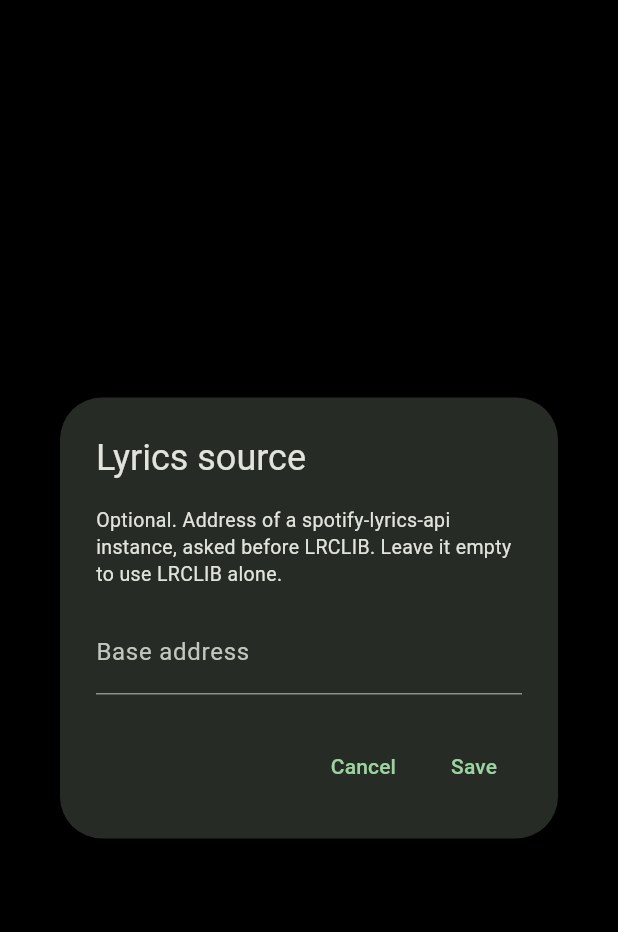
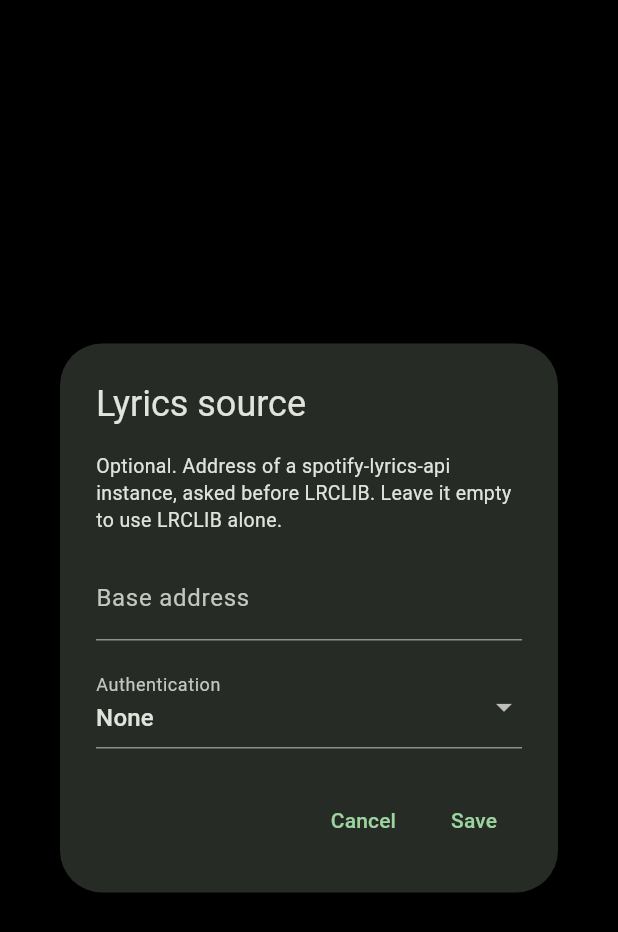
Before and after one commit to Ciucci01/car-lyrics, a Flutter app: the LyricsSourceDialog widget shown alone on an empty page, opened directly, on a phone screen of 412 x 824 dp. Shown: the top 932 px of the screen. Run offline on Flutter 3.47's test engine with Material 3 defaults, Android fonts, the phone set to English and light mode, and no system bars; our stand-ins replace clock, flutter_dotenv, flutter_secure_storage, marquee, scrollable_positioned_list, shared_preferences and 1 more; missing offline and left inert: flutter_web_auth_2; accounts and stored records are empty.

Commit message:
[feat] Autenticazione Bearer o Basic verso il proxy dei testi
Il dialogo Lyrics source permette di scegliere tra nessuna autenticazione,
token Bearer o utente e password, per usare un proxy messo dietro
l'auth_basic di nginx. Le credenziali stanno nel Keystore, non in
SharedPreferences, e salvare un indirizzo vuoto le cancella.

```diff
--- a/lib/main.dart
+++ b/lib/main.dart
@@ -91,6 +91,7 @@ class _CarPlayAppState extends State<CarPlayApp> {
         ChangeNotifierProvider(
           create: (_) => PlayerProvider(
             lyricsProxyBaseUrl: () => _settings.lyricsProxyUrl,
+            lyricsProxyAuthorization: () => _settings.lyricsProxyAuth.header,
           ),
         ),
       ],
--- /dev/null
+++ b/lib/models/proxy_auth.dart
@@ -0,0 +1,66 @@
+import 'dart:convert';
+
+enum ProxyAuthType {
+  none('None'),
+  bearer('Bearer token'),
+  basic('Username and password');
+
+  const ProxyAuthType(this.label);
+
+  /// Mostrata nel dialogo, quindi in inglese come il resto dell'interfaccia.
+  final String label;
+}
+
+/// Come presentarsi al proxy dei testi, per chi lo mette dietro un reverse
+/// proxy con autenticazione (per esempio l'auth_basic di nginx).
+class ProxyAuth {
+  const ProxyAuth.none()
+    : type = ProxyAuthType.none,
+      token = '',
+      username = '',
+      password = '';
+
+  const ProxyAuth.bearer(this.token)
+    : type = ProxyAuthType.bearer,
+      username = '',
+      password = '';
+
+  const ProxyAuth.basic(this.username, this.password)
+    : type = ProxyAuthType.basic,
+      token = '';
+
+  final ProxyAuthType type;
+  final String token;
+  final String username;
+  final String password;
+
+  /// Il valore dell'header `Authorization`, o `null` se non va mandato.
+  String? get header => switch (type) {
+    ProxyAuthType.none => null,
+    ProxyAuthType.bearer => 'Bearer $token',
+    ProxyAuthType.basic =>
+      'Basic ${base64Encode(utf8.encode('$username:$password'))}',
+  };
+
+  String toJson() => jsonEncode({
+    'type': type.name,
+    'token': token,
+    'username': username,
+    'password': password,
+  });
+
+  /// Un valore che non si riconosce vale come "nessuna autenticazione", la
+  /// stessa polarita' di `LyricsTextSize.fromName`.
+  static ProxyAuth fromJson(String? raw) {
+    if (raw == null) return const ProxyAuth.none();
+    final json = jsonDecode(raw) as Map<String, dynamic>;
+    return switch (json['type']) {
+      'bearer' => ProxyAuth.bearer(json['token'] as String? ?? ''),
+      'basic' => ProxyAuth.basic(
+        json['username'] as String? ?? '',
+        json['password'] as String? ?? '',
+      ),
+      _ => const ProxyAuth.none(),
+    };
+  }
+}
--- a/lib/providers/player_provider.dart
+++ b/lib/providers/player_provider.dart
@@ -76,6 +76,7 @@ class PlayerProvider with ChangeNotifier, WidgetsBindingObserver {
     SpotifyService? spotify,
     LyricsRepository? lyricsRepository,
     String Function()? lyricsProxyBaseUrl,
+    String? Function()? lyricsProxyAuthorization,
   }) {
     // Un solo client per tutta l'app: tre client sono tre pool di
     // connessioni separati per lo stesso identico traffico.
@@ -89,6 +90,7 @@ class PlayerProvider with ChangeNotifier, WidgetsBindingObserver {
       // impostazione, e puo' comparire mentre l'app e' gia' aperta.
       SpotifyProxyProvider(
         baseUrl: lyricsProxyBaseUrl ?? () => '',
+        authorization: lyricsProxyAuthorization,
         client: httpClient,
       ),
       LrclibProvider(client: httpClient),
--- a/lib/providers/settings_provider.dart
+++ b/lib/providers/settings_provider.dart
@@ -1,9 +1,11 @@
 import 'dart:async';
 
 import 'package:flutter/foundation.dart';
+import 'package:flutter_secure_storage/flutter_secure_storage.dart';
 import 'package:shared_preferences/shared_preferences.dart';
 
 import '../models/lyrics_text_size.dart';
+import '../models/proxy_auth.dart';
 import '../utils/app_log.dart';
 
 /// Le preferenze di resa, tenute fuori da `PlayerProvider`: li' dentro tutto
@@ -12,9 +14,15 @@ import '../utils/app_log.dart';
 class SettingsProvider with ChangeNotifier {
   static const _textSizeKey = 'lyrics_text_size';
   static const _proxyUrlKey = 'lyrics_proxy_url';
+  static const _proxyAuthKey = 'lyrics_proxy_auth';
+
+  /// Le credenziali del proxy sono un segreto e stanno nel Keystore come i
+  /// token Spotify, non in chiaro accanto all'indirizzo.
+  final FlutterSecureStorage _secure = const FlutterSecureStorage();
 
   LyricsTextSize _lyricsTextSize = LyricsTextSize.medium;
   String _lyricsProxyUrl = '';
+  ProxyAuth _lyricsProxyAuth = const ProxyAuth.none();
 
   /// Il ripristino parte non atteso, come in `PlayerProvider`: il costruttore
   /// deve restare sincrono per `ChangeNotifierProvider`. Fino a quel momento
@@ -40,6 +48,28 @@ class SettingsProvider with ChangeNotifier {
     _lyricsProxyUrl = pulito;
     notifyListeners();
     await _persist(_proxyUrlKey, pulito);
+  }
+
+  ProxyAuth get lyricsProxyAuth => _lyricsProxyAuth;
+
+  /// Come per le altre preferenze, un salvataggio fallito vale comunque per
+  /// questa sessione.
+  Future<void> setLyricsProxyAuth(ProxyAuth auth) async {
+    _lyricsProxyAuth = auth;
+    notifyListeners();
+    try {
+      if (auth.type == ProxyAuthType.none) {
+        await _secure.delete(key: _proxyAuthKey);
+      } else {
+        await _secure.write(key: _proxyAuthKey, value: auth.toJson());
+      }
+    } catch (error, stackTrace) {
+      logError(
+        'Salvataggio delle credenziali del proxy fallito',
+        error,
+        stackTrace,
+      );
+    }
   }
 
   Future<void> setLyricsTextSize(LyricsTextSize size) async {
@@ -68,13 +98,28 @@ class SettingsProvider with ChangeNotifier {
       final prefs = await SharedPreferences.getInstance();
       final size = LyricsTextSize.fromName(prefs.getString(_textSizeKey));
       final proxy = prefs.getString(_proxyUrlKey)?.trim() ?? '';
-      if (size == _lyricsTextSize && proxy == _lyricsProxyUrl) return;
-
-      _lyricsTextSize = size;
-      _lyricsProxyUrl = proxy;
-      notifyListeners();
+      if (size != _lyricsTextSize || proxy != _lyricsProxyUrl) {
+        _lyricsTextSize = size;
+        _lyricsProxyUrl = proxy;
+        notifyListeners();
+      }
     } catch (error, stackTrace) {
       logError('Lettura delle preferenze fallita', error, stackTrace);
     }
+
+    // In un try suo: un Keystore illeggibile non deve costare le preferenze
+    // in chiaro, e vale come "nessuna autenticazione".
+    try {
+      final raw = await _secure.read(key: _proxyAuthKey);
+      if (raw == null) return;
+      _lyricsProxyAuth = ProxyAuth.fromJson(raw);
+      notifyListeners();
+    } catch (error, stackTrace) {
+      logError(
+        'Lettura delle credenziali del proxy fallita',
+        error,
+        stackTrace,
+      );
+    }
   }
 }
--- a/lib/screens/lyrics_source_dialog.dart
+++ b/lib/screens/lyrics_source_dialog.dart
@@ -1,6 +1,7 @@
 import 'package:flutter/material.dart';
 import 'package:provider/provider.dart';
 
+import '../models/proxy_auth.dart';
 import '../providers/settings_provider.dart';
 
 /// Dove sta l'istanza di spotify-lyrics-api da provare prima di LRCLIB.
@@ -18,19 +19,31 @@ class LyricsSourceDialog extends StatefulWidget {
 
 class _LyricsSourceDialogState extends State<LyricsSourceDialog> {
   late final TextEditingController _controller;
+  late final TextEditingController _token;
+  late final TextEditingController _username;
+  late final TextEditingController _password;
+  late ProxyAuthType _authType;
   String? _error;
+  String? _authError;
 
   @override
   void initState() {
     super.initState();
-    _controller = TextEditingController(
-      text: context.read<SettingsProvider>().lyricsProxyUrl,
-    );
+    final settings = context.read<SettingsProvider>();
+    final auth = settings.lyricsProxyAuth;
+    _controller = TextEditingController(text: settings.lyricsProxyUrl);
+    _token = TextEditingController(text: auth.token);
+    _username = TextEditingController(text: auth.username);
+    _password = TextEditingController(text: auth.password);
+    _authType = auth.type;
   }
 
   @override
   void dispose() {
     _controller.dispose();
+    _token.dispose();
+    _username.dispose();
+    _password.dispose();
     super.dispose();
   }
 
@@ -50,24 +63,61 @@ class _LyricsSourceDialogState extends State<LyricsSourceDialog> {
     return null;
   }
 
+  /// Il nome utente di Basic non puo' contenere i due punti (RFC 7617): il
+  /// server lo leggerebbe come l'inizio della password.
+  String? _validateAuth() {
+    return switch (_authType) {
+      ProxyAuthType.none => null,
+      ProxyAuthType.bearer when _token.text.trim().isEmpty => 'Enter a token',
+      ProxyAuthType.basic when _username.text.isEmpty => 'Enter a username',
+      ProxyAuthType.basic when _username.text.contains(':') =>
+        'The username cannot contain ":"',
+      _ => null,
+    };
+  }
+
   Future<void> _save() async {
     final value = _controller.text.trim();
     final error = _validate(value);
-    if (error != null) {
-      setState(() => _error = error);
+    // Senza indirizzo le credenziali non servono a niente: si buttano invece
+    // di lasciarle nel Keystore.
+    final authError = value.isEmpty ? null : _validateAuth();
+    if (error != null || authError != null) {
+      setState(() {
+        _error = error;
+        _authError = authError;
+      });
       return;
     }
 
+    final auth = value.isEmpty
+        ? const ProxyAuth.none()
+        : switch (_authType) {
+            ProxyAuthType.none => const ProxyAuth.none(),
+            ProxyAuthType.bearer => ProxyAuth.bearer(_token.text.trim()),
+            ProxyAuthType.basic => ProxyAuth.basic(
+              _username.text,
+              _password.text,
+            ),
+          };
+
     final navigator = Navigator.of(context);
-    await context.read<SettingsProvider>().setLyricsProxyUrl(value);
+    final settings = context.read<SettingsProvider>();
+    await settings.setLyricsProxyAuth(auth);
+    await settings.setLyricsProxyUrl(value);
     navigator.pop();
+  }
+
+  void _clearAuthError(String _) {
+    if (_authError != null) setState(() => _authError = null);
   }
 
   @override
   Widget build(BuildContext context) {
     return AlertDialog(
       title: const Text('Lyrics source'),
-      content: Column(
+      content: SingleChildScrollView(
+        child: Column(
           mainAxisSize: MainAxisSize.min,
           crossAxisAlignment: CrossAxisAlignment.start,
           children: [
@@ -91,7 +141,49 @@ class _LyricsSourceDialogState extends State<LyricsSourceDialog> {
               },
               onSubmitted: (_) => _save(),
             ),
+            const SizedBox(height: 16),
+            DropdownButtonFormField<ProxyAuthType>(
+              initialValue: _authType,
+              decoration: const InputDecoration(labelText: 'Authentication'),
+              items: [
+                for (final type in ProxyAuthType.values)
+                  DropdownMenuItem(value: type, child: Text(type.label)),
               ],
+              onChanged: (type) => setState(() {
+                _authType = type!;
+                _authError = null;
+              }),
+            ),
+            if (_authType == ProxyAuthType.bearer)
+              TextField(
+                controller: _token,
+                autocorrect: false,
+                obscureText: true,
+                decoration: InputDecoration(
+                  labelText: 'Token',
+                  errorText: _authError,
+                ),
+                onChanged: _clearAuthError,
+              ),
+            if (_authType == ProxyAuthType.basic) ...[
+              TextField(
+                controller: _username,
+                autocorrect: false,
+                decoration: InputDecoration(
+                  labelText: 'Username',
+                  errorText: _authError,
+                ),
+                onChanged: _clearAuthError,
+              ),
+              TextField(
+                controller: _password,
+                autocorrect: false,
+                obscureText: true,
+                decoration: const InputDecoration(labelText: 'Password'),
+              ),
+            ],
+          ],
+        ),
       ),
       actions: [
         TextButton(
--- a/lib/services/lyrics/spotify_proxy_provider.dart
+++ b/lib/services/lyrics/spotify_proxy_provider.dart
@@ -16,10 +16,18 @@ class SpotifyProxyProvider implements LyricsProvider {
   /// l'indirizzo e' un'impostazione dell'app e puo' comparire, cambiare o
   /// sparire mentre l'app e' aperta.
   final String Function() baseUrl;
+
+  /// Valore dell'header `Authorization`, risolto anch'esso ad ogni richiesta;
+  /// `null` se il proxy non chiede autenticazione.
+  final String? Function() authorization;
   final http.Client _client;
 
-  SpotifyProxyProvider({required this.baseUrl, http.Client? client})
-    : _client = client ?? http.Client();
+  SpotifyProxyProvider({
+    required this.baseUrl,
+    String? Function()? authorization,
+    http.Client? client,
+  }) : authorization = authorization ?? (() => null),
+       _client = client ?? http.Client();
 
   @override
   String get name => 'spotify-proxy';
@@ -38,7 +46,10 @@ class SpotifyProxyProvider implements LyricsProvider {
     final uri = Uri.parse(
       base,
     ).replace(queryParameters: {'trackid': query.trackId});
-    final response = await _client.get(uri).timeout(_timeout);
+    final auth = authorization();
+    final response = await _client
+        .get(uri, headers: {if (auth != null) 'Authorization': auth})
+        .timeout(_timeout);
 
     if (response.statusCode == 404) return null;
     if (response.statusCode != 200) {
```
Also changed, not shown: 4 other files. Lines whose indentation alone changed are shown as unchanged.
